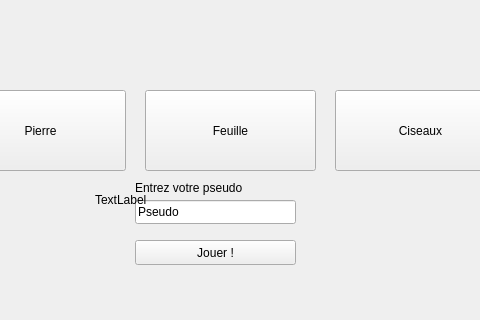
First picture: the form in mainwindow.ui, repository arcreane/c-shifumi, before the edit; both pictures show x 145 to 625 and y 110 to 430 of the 749 by 623 pixel window.
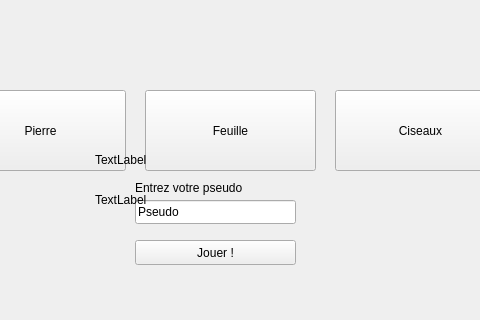
Second picture: the form after the edit.

Commit message: added random iaChoice, still need to fix multidimension result array in playGame

```diff
--- a/mainwindow.ui
+++ b/mainwindow.ui
@@ -156,6 +156,19 @@
       <string>TextLabel</string>
      </property>
     </widget>
+    <widget class="QLabel" name="iaChoice">
+     <property name="geometry">
+      <rect>
+       <x>240</x>
+       <y>260</y>
+       <width>291</width>
+       <height>20</height>
+      </rect>
+     </property>
+     <property name="text">
+      <string>TextLabel</string>
+     </property>
+    </widget>
    </widget>
   </widget>
   <widget class="QMenuBar" name="menubar">
```
The commit also changes 3 other files.
